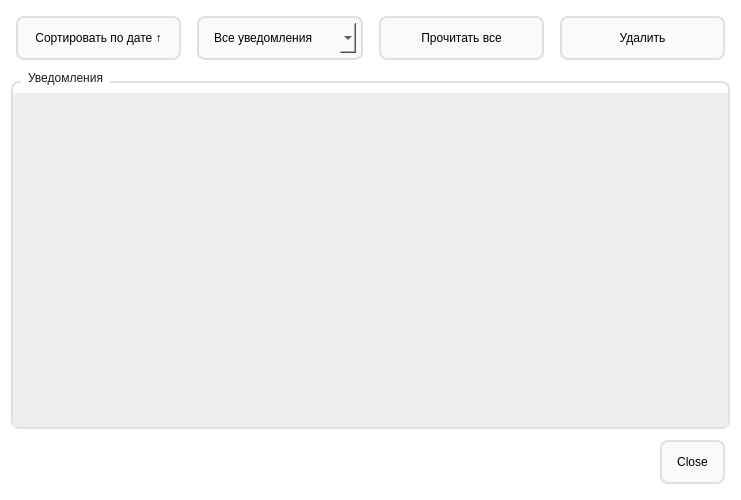
This is src/view/notifications.ui in burakshaevn/qt-car-dealership as Qt 5 draws it before an edit. The edited form follows.
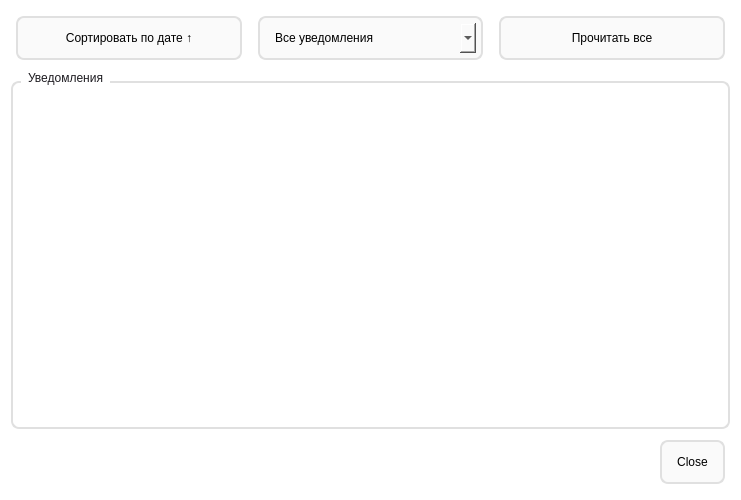
This is the edited form.

Commit message: Fixed notifications window

```diff
--- a/src/view/notifications.ui
+++ b/src/view/notifications.ui
@@ -88,6 +88,11 @@
       </property>
       <item row="0" column="0">
        <widget class="QScrollArea" name="scrollArea">
+        <property name="styleSheet">
+         <string notr="true">QWidget {
+	background-color: transparent;
+}</string>
+        </property>
         <property name="frameShape">
          <enum>QFrame::Shape::NoFrame</enum>
         </property>
@@ -179,13 +184,6 @@
        </property>
       </widget>
      </item>
-     <item>
-      <widget class="QPushButton" name="btn_clear_old">
-       <property name="text">
-        <string>Удалить</string>
-       </property>
-      </widget>
-     </item>
     </layout>
    </item>
   </layout>
```
The commit also changes 2 other files.
